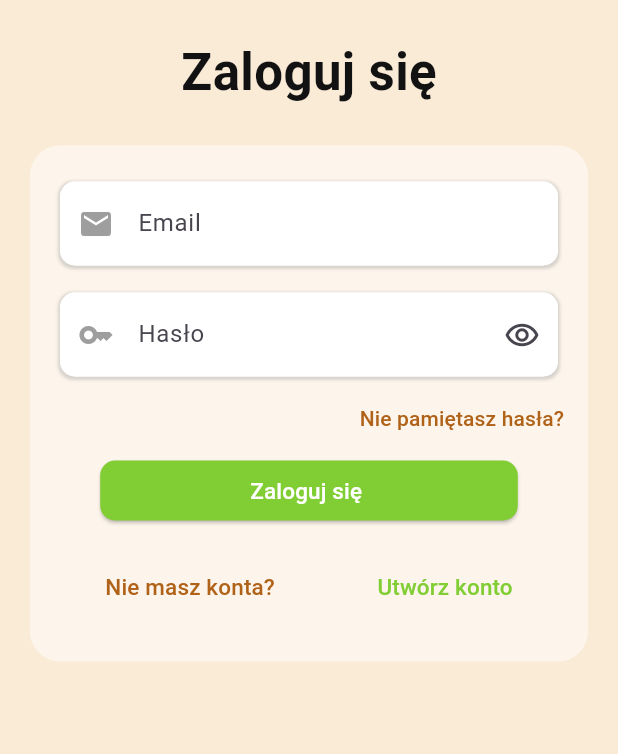
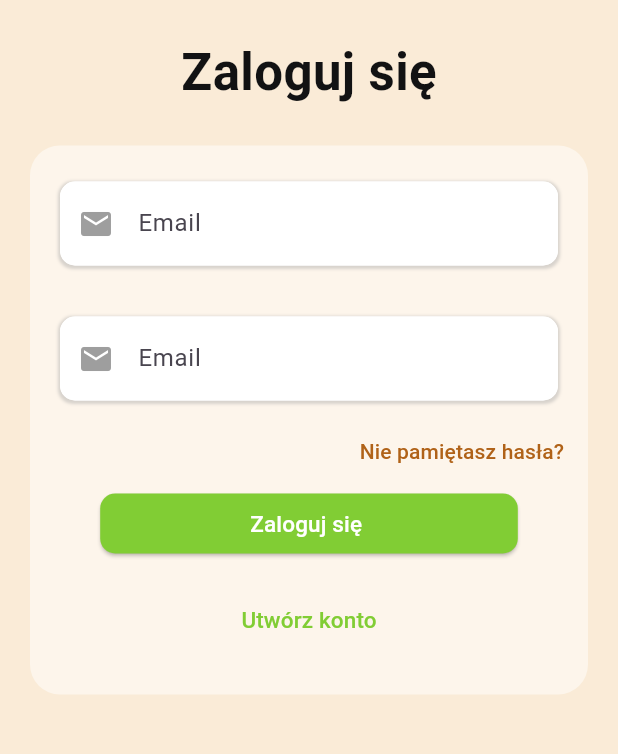
Before and after one commit to patrykdybalski/NOTSY, a Flutter app: the screen it shows after launch, on a phone screen of 412 x 824 dp, the part 420-1174 px from its top. Run offline on Flutter 3.47's test engine with Material 2 defaults, Android fonts, the phone set to English and light mode, and no system bars; our stand-ins replace cloud_firestore, dio, firebase_auth, firebase_core, flutter_bloc, flutter_colorpicker and 5 more; accounts and stored records are empty; Roboto replaces fonts that are missing (Domine).

```diff
--- a/lib/app/app.dart
+++ b/lib/app/app.dart
@@ -33,10 +33,10 @@ class RootPage extends StatelessWidget {
   @override
   Widget build(BuildContext context) {
     return BlocProvider(
-        create: (context) => RootCubit(
-              LoginAuthRepository(LoginAuthDataSource()),
-            )..start(),
-        child: BlocBuilder<RootCubit, RootState>(builder: (context, state) {
+      create: (context) =>
+          RootCubit(LoginAuthRepository(LoginAuthDataSource()))..start(),
+      child: BlocBuilder<RootCubit, RootState>(
+        builder: (context, state) {
           if (state.errorMessage.isNotEmpty) {
             return Center(
               child: Text(
@@ -52,8 +52,11 @@ class RootPage extends StatelessWidget {
           final user = state.user;
           if (user == null) {
             return LoginPage();
+          } else {
+            return const HomePage();
           }
-          return const HomePage();
-        },),);
+        },
+      ),
+    );
   }
 }
--- a/lib/app/features/auth/cubit/login_cubit.dart
+++ b/lib/app/features/auth/cubit/login_cubit.dart
@@ -1,7 +1,45 @@
+import 'dart:async';
 import 'package:flutter_bloc/flutter_bloc.dart';
+import 'package:primary_school/domain/repositories/login_auth/login_auth_repository.dart';
+part 'login_state.dart';
 
 class LoginCubit extends Cubit<LoginState> {
-  LoginCubit() : super(LoginState());
+  LoginCubit(this._loginAuthRepository)
+      : super(
+          LoginState(
+            errorMessage: '',
+          ),
+        );
+  final LoginAuthRepository _loginAuthRepository;
+
+  Future<void> signIn({required String email, required String password}) async {
+    try {
+      await _loginAuthRepository.signInUser(
+        email: email,
+        password: password,
+      );
+    } catch (error) {
+      emit(
+        LoginState(
+          errorMessage: error.toString(),
+        ),
+      );
+    }
+  }
+
+  Future<void> createUser(
+      {required String email, required String password}) async {
+    try {
+      await _loginAuthRepository.createUsers(
+        email: email,
+        password: password,
+      );
+    } catch (error) {
+      emit(
+        LoginState(
+          errorMessage: error.toString(),
+        ),
+      );
+    }
+  }
 }
-
-class LoginState {}
--- a/lib/app/features/auth/cubit/login_state.dart
+++ b/lib/app/features/auth/cubit/login_state.dart
@@ -1,3 +1,8 @@
 part of 'login_cubit.dart';
 
-class LoginState {}
+class LoginState {
+  LoginState({
+    required this.errorMessage,
+  });
+  final String errorMessage;
+}
--- a/lib/app/features/auth/login_page.dart
+++ b/lib/app/features/auth/login_page.dart
@@ -1,6 +1,6 @@
 import 'package:flutter/material.dart';
 import 'package:flutter_bloc/flutter_bloc.dart';
-import 'package:primary_school/app/cubit/root_cubit.dart';
+import 'package:primary_school/app/features/auth/cubit/login_cubit.dart';
 import 'package:primary_school/app/features/auth/text_fields_login_page.dart';
 import 'package:primary_school/constans/colors.dart';
 import 'package:primary_school/constans/font_style.dart';
@@ -24,12 +24,12 @@ class _LoginPageState extends State<LoginPage> {
   @override
   Widget build(BuildContext context) {
     return BlocProvider(
-      create: (context) => RootCubit(
+      create: (context) => LoginCubit(
         LoginAuthRepository(
           LoginAuthDataSource(),
         ),
-      )..start(),
-      child: BlocListener<RootCubit, RootState>(
+      ),
+      child: BlocListener<LoginCubit, LoginState>(
         listener: (context, state) {
           if (state.errorMessage.isNotEmpty) {
             ScaffoldMessenger.of(context).showSnackBar(
@@ -40,7 +40,7 @@ class _LoginPageState extends State<LoginPage> {
             );
           }
         },
-        child: BlocBuilder<RootCubit, RootState>(
+        child: BlocBuilder<LoginCubit, LoginState>(
           builder: (context, state) {
             return Scaffold(
                 backgroundColor: AppColors.primaryColor,
@@ -117,13 +117,13 @@ class _LoginPageState extends State<LoginPage> {
                                 ),
                                 onPressed: () async {
                                   if (isCreatingAccount == true) {
-                                    context.read<RootCubit>().createUser(
+                                    context.read<LoginCubit>().createUser(
                                           email: widget.emailController.text,
                                           password:
                                               widget.passwordController.text,
                                         );
                                   } else {
-                                    context.read<RootCubit>().signIn(
+                                    context.read<LoginCubit>().signIn(
                                           email: widget.emailController.text,
                                           password:
                                               widget.passwordController.text,
@@ -153,23 +153,12 @@ class _LoginPageState extends State<LoginPage> {
                                       isCreatingAccount = true;
                                     });
                                   },
-                                  child: const Row(
-                                    mainAxisAlignment:
-                                        MainAxisAlignment.spaceAround,
-                                    children: [
-                                      Text(
-                                        'Nie masz konta?',
-                                        style: TextStyle(
-                                          color: AppColors.redColor,
-                                          fontSize: 15,
-                                        ),
-                                      ),
-                                      Text('Utwórz konto',
-                                          style: TextStyle(
-                                            color: AppColors.greenLogoColor,
-                                            fontSize: 15,
-                                          )),
-                                    ],
+                                  child: const Text(
+                                    'Utwórz konto',
+                                    style: TextStyle(
+                                      color: AppColors.greenLogoColor,
+                                      fontSize: 15,
+                                    ),
                                   ),
                                 ),
                               ],
--- a/lib/app/features/auth/text_fields_login_page.dart
+++ b/lib/app/features/auth/text_fields_login_page.dart
@@ -58,7 +58,7 @@ class TextFieldLogin extends StatelessWidget {
   }
 }
 
-class TextFieldPassword extends StatefulWidget {
+class TextFieldPassword extends StatelessWidget {
   const TextFieldPassword({
     super.key,
     required this.widget,
@@ -67,22 +67,9 @@ class TextFieldPassword extends StatefulWidget {
   final LoginPage widget;
 
   @override
-  State<TextFieldPassword> createState() => _TextFieldPasswordState();
-}
-
-class _TextFieldPasswordState extends State<TextFieldPassword> {
-  bool obscureText = true;
-  // Początkowo hasło jest ukryte
-  void toggleObscureText() {
-    setState(() {
-      obscureText = !obscureText; // Zamienia wartość pomiędzy true i false
-    });
-  }
-
-  @override
   Widget build(BuildContext context) {
     return Padding(
-      padding: const EdgeInsets.fromLTRB(16, 8, 16, 4),
+      padding: const EdgeInsets.fromLTRB(16, 24, 16, 10),
       child: Container(
         decoration: BoxDecoration(
           color: Colors.white,
@@ -97,26 +84,16 @@ class _TextFieldPasswordState extends State<TextFieldPassword> {
           ],
         ),
         child: TextField(
-          controller: widget.widget.passwordController,
+          controller: widget.passwordController,
           keyboardType: TextInputType.text,
-          obscureText: obscureText,
-          obscuringCharacter: '*',
           decoration: InputDecoration(
-            focusColor: Colors.amber,
             filled: true,
-            hintText: 'Hasło',
-            prefixIcon: const Icon(Icons.key),
-            prefixIconColor: MaterialStateColor.resolveWith((states) =>
-                states.contains(MaterialState.focused)
-                    ? Colors.amber
-                    : Colors.grey),
-            suffixIcon: IconButton(
-              icon: Icon(obscureText
-                  ? Icons.remove_red_eye_outlined
-                  : Icons.remove_red_eye), // Ikona do przycisku
-              onPressed: () {
-                toggleObscureText();
-              },
+            hintText: 'Email',
+            prefixIcon: const Icon(Icons.email),
+            prefixIconColor: MaterialStateColor.resolveWith(
+              (states) => states.contains(MaterialState.focused)
+                  ? AppColors.greenLogoColor
+                  : Colors.grey,
             ),
             fillColor: Colors.white,
             border: OutlineInputBorder(
@@ -136,3 +113,82 @@ class _TextFieldPasswordState extends State<TextFieldPassword> {
     );
   }
 }
+
+// class TextFieldPassword extends StatefulWidget {
+//   const TextFieldPassword({
+//     super.key,
+//     required this.widget,
+//   });
+
+//   final LoginPage widget;
+
+//   @override
+//   State<TextFieldPassword> createState() => _TextFieldPasswordState();
+// }
+
+// class _TextFieldPasswordState extends State<TextFieldPassword> {
+//   bool obscureText = true;
+//   // Początkowo hasło jest ukryte
+//   void toggleObscureText() {
+//     setState(() {
+//       obscureText = !obscureText; // Zamienia wartość pomiędzy true i false
+//     });
+//   }
+
+//   @override
+//   Widget build(BuildContext context) {
+//     return Padding(
+//       padding: const EdgeInsets.fromLTRB(16, 8, 16, 4),
+//       child: Container(
+//         decoration: BoxDecoration(
+//           color: Colors.white,
+//           borderRadius: BorderRadius.circular(10),
+//           boxShadow: [
+//             BoxShadow(
+//               blurRadius: 1,
+//               spreadRadius: 1,
+//               offset: const Offset(0, 1.0),
+//               color: Colors.grey.withOpacity(0.4),
+//             )
+//           ],
+//         ),
+//         child: TextField(
+//           controller: widget.widget.passwordController,
+//           keyboardType: TextInputType.text,
+//           obscureText: obscureText,
+//           obscuringCharacter: '*',
+//           decoration: InputDecoration(
+//             focusColor: Colors.amber,
+//             filled: true,
+//             hintText: 'Hasło',
+//             prefixIcon: const Icon(Icons.key),
+//             prefixIconColor: MaterialStateColor.resolveWith((states) =>
+//                 states.contains(MaterialState.focused)
+//                     ? Colors.amber
+//                     : Colors.grey),
+//             suffixIcon: IconButton(
+//               icon: Icon(obscureText
+//                   ? Icons.remove_red_eye_outlined
+//                   : Icons.remove_red_eye), // Ikona do przycisku
+//               onPressed: () {
+//                 toggleObscureText();
+//               },
+//             ),
+//             fillColor: Colors.white,
+//             border: OutlineInputBorder(
+//               borderRadius: BorderRadius.circular(10),
+//               borderSide: BorderSide.none,
+//             ),
+//             focusedBorder: OutlineInputBorder(
+//               borderRadius: BorderRadius.circular(10),
+//               borderSide: const BorderSide(
+//                 color: AppColors.greenLoginColor,
+//                 width: 0.6,
+//               ),
+//             ),
+//           ),
+//         ),
+//       ),
+//     );
+//   }
+// }
--- a/lib/data/remote_data_sources/login_auth_data_source.dart
+++ b/lib/data/remote_data_sources/login_auth_data_source.dart
@@ -38,14 +38,14 @@ class LoginAuthDataSource {
     }
   }
 
-  Stream<User?> authStateStream() {
-    return FirebaseAuth.instance.authStateChanges();
-  }
+  // Stream<User?> authStateStream() {
+  //   return FirebaseAuth.instance.authStateChanges();
+  // }
 
-  StreamSubscription<User?> streamSubscriptionData({User? user}) {
-    final stream = FirebaseAuth.instance.authStateChanges();
-    return stream.listen((User? user) {
+  // StreamSubscription<User?> streamSubscriptionData({User? user}) {
+  //   final stream = FirebaseAuth.instance.authStateChanges();
+  //   return stream.listen((User? user) {
 
-    });
-  }
+  //   });
+  // }
 }
--- a/lib/domain/repositories/login_auth/login_auth_repository.dart
+++ b/lib/domain/repositories/login_auth/login_auth_repository.dart
@@ -1,5 +1,5 @@
 import 'dart:async';
-import 'package:firebase_auth/firebase_auth.dart';
+
 import 'package:primary_school/data/remote_data_sources/login_auth_data_source.dart';
 
 class LoginAuthRepository {
@@ -31,7 +31,7 @@ class LoginAuthRepository {
     await _loginAuthDataSource.signOut();
   }
 
-  StreamSubscription<User?> streamSubscription({User? user}) {
-    return _loginAuthDataSource.streamSubscriptionData(user: user);
-  }
+  // StreamSubscription<User?> streamSubscription({User? user}) {
+  //   return _loginAuthDataSource.streamSubscriptionData(user: user);
+  // }
 }
--- a/pubspec.yaml
+++ b/pubspec.yaml
@@ -37,7 +37,7 @@ dependencies:
   cupertino_icons: ^1.0.2
   firebase_core: ^2.13.0
   cloud_firestore: ^4.7.1
-  firebase_auth: ^4.6.1
+  firebase_auth: ^4.12.0
   flutter_bloc: ^8.1.2
   google_fonts: ^4.0.4
   intl: ^0.18.1
```
Also changed, not shown: lib/app/cubit/root_cubit.dart (+33 -45 lines), lib/app/features/home/pages/user_page/cubit/user_page_cubit.dart (+1 -22 lines), lib/app/features/home/pages/user_page/user_page.dart (+3 -7 lines), pubspec.lock.
